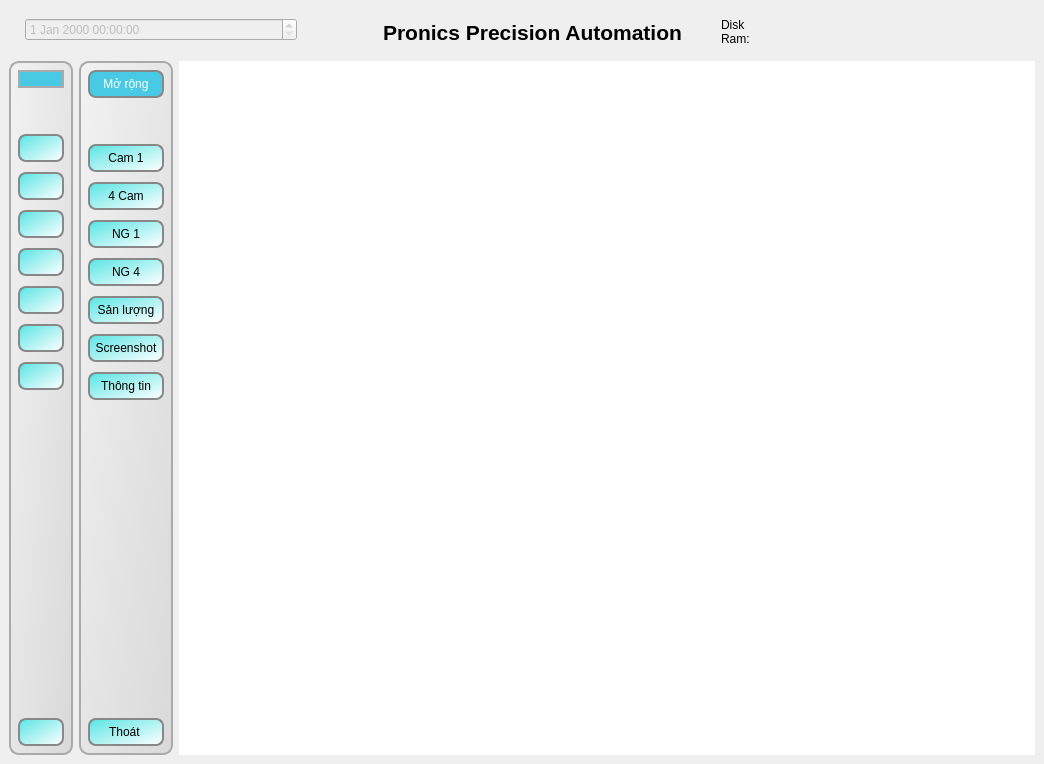
Qt form update_main_gui.ui (BingKeyelse/Duy-Nguyen-Project) before a commit.
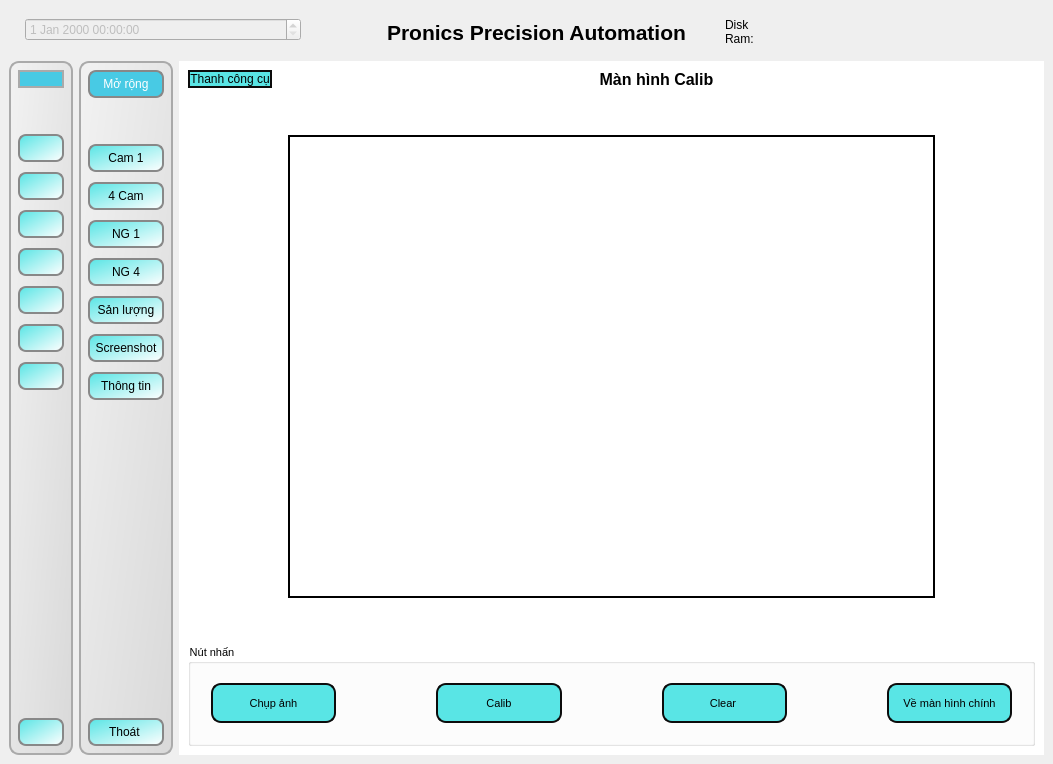
The same form after that commit. The open tabs and pages were chosen to show the change. Icons and pictures are not drawn.

Commit message: Man hinh 2

```diff
--- a/update_main_gui.ui
+++ b/update_main_gui.ui
@@ -6,7 +6,7 @@
    <rect>
     <x>0</x>
     <y>0</y>
-    <width>1044</width>
+    <width>1053</width>
     <height>764</height>
    </rect>
   </property>
@@ -1275,7 +1275,262 @@
           </item>
          </layout>
         </widget>
-        <widget class="QWidget" name="page_2"/>
+        <widget class="QWidget" name="page_2">
+         <layout class="QGridLayout" name="gridLayout_14">
+          <item row="0" column="0">
+           <layout class="QFormLayout" name="formLayout_5">
+            <item row="0" column="0">
+             <widget class="QPushButton" name="but_tool_calib">
+              <property name="text">
+               <string>Thanh công cụ</string>
+              </property>
+              <property name="icon">
+               <iconset resource="icons.qrc">
+                <normaloff>:/icon/icons/Navigation-Menu-1--Streamline-Ultimate.png</normaloff>:/icon/icons/Navigation-Menu-1--Streamline-Ultimate.png</iconset>
+              </property>
+              <property name="checkable">
+               <bool>false</bool>
+              </property>
+             </widget>
+            </item>
+            <item row="0" column="1">
+             <widget class="QLabel" name="label_9">
+              <property name="font">
+               <font>
+                <pointsize>12</pointsize>
+                <weight>75</weight>
+                <bold>true</bold>
+               </font>
+              </property>
+              <property name="text">
+               <string>Màn hình Calib</string>
+              </property>
+              <property name="alignment">
+               <set>Qt::AlignCenter</set>
+              </property>
+             </widget>
+            </item>
+           </layout>
+          </item>
+          <item row="1" column="0">
+           <widget class="QWidget" name="widget_2" native="true">
+            <layout class="QGridLayout" name="gridLayout_13">
+             <property name="leftMargin">
+              <number>0</number>
+             </property>
+             <property name="topMargin">
+              <number>0</number>
+             </property>
+             <property name="rightMargin">
+              <number>0</number>
+             </property>
+             <property name="bottomMargin">
+              <number>0</number>
+             </property>
+             <property name="spacing">
+              <number>0</number>
+             </property>
+             <item row="1" column="1">
+              <widget class="QLabel" name="label_4">
+               <property name="sizePolicy">
+                <sizepolicy hsizetype="Expanding" vsizetype="Expanding">
+                 <horstretch>0</horstretch>
+                 <verstretch>0</verstretch>
+                </sizepolicy>
+               </property>
+               <property name="minimumSize">
+                <size>
+                 <width>0</width>
+                 <height>0</height>
+                </size>
+               </property>
+               <property name="styleSheet">
+                <string notr="true">background-color: rgb(255, 255, 255);
+border: 2px solid black;</string>
+               </property>
+               <property name="text">
+                <string/>
+               </property>
+               <property name="scaledContents">
+                <bool>true</bool>
+               </property>
+              </widget>
+             </item>
+             <item row="1" column="0">
+              <spacer name="horizontalSpacer_6">
+               <property name="orientation">
+                <enum>Qt::Horizontal</enum>
+               </property>
+               <property name="sizeType">
+                <enum>QSizePolicy::Preferred</enum>
+               </property>
+               <property name="sizeHint" stdset="0">
+                <size>
+                 <width>100</width>
+                 <height>20</height>
+                </size>
+               </property>
+              </spacer>
+             </item>
+             <item row="0" column="1">
+              <spacer name="verticalSpacer_8">
+               <property name="orientation">
+                <enum>Qt::Vertical</enum>
+               </property>
+               <property name="sizeType">
+                <enum>QSizePolicy::Preferred</enum>
+               </property>
+               <property name="sizeHint" stdset="0">
+                <size>
+                 <width>20</width>
+                 <height>40</height>
+                </size>
+               </property>
+              </spacer>
+             </item>
+             <item row="1" column="2">
+              <spacer name="horizontalSpacer_8">
+               <property name="orientation">
+                <enum>Qt::Horizontal</enum>
+               </property>
+               <property name="sizeType">
+                <enum>QSizePolicy::Preferred</enum>
+               </property>
+               <property name="sizeHint" stdset="0">
+                <size>
+                 <width>100</width>
+                 <height>20</height>
+                </size>
+               </property>
+              </spacer>
+             </item>
+             <item row="2" column="1">
+              <spacer name="verticalSpacer_9">
+               <property name="orientation">
+                <enum>Qt::Vertical</enum>
+               </property>
+               <property name="sizeType">
+                <enum>QSizePolicy::Preferred</enum>
+               </property>
+               <property name="sizeHint" stdset="0">
+                <size>
+                 <width>20</width>
+                 <height>40</height>
+                </size>
+               </property>
+              </spacer>
+             </item>
+            </layout>
+           </widget>
+          </item>
+          <item row="2" column="0">
+           <widget class="QGroupBox" name="groupBox_5">
+            <property name="font">
+             <font>
+              <pointsize>8</pointsize>
+             </font>
+            </property>
+            <property name="title">
+             <string>Nút nhấn</string>
+            </property>
+            <layout class="QHBoxLayout" name="horizontalLayout_3">
+             <property name="spacing">
+              <number>100</number>
+             </property>
+             <property name="sizeConstraint">
+              <enum>QLayout::SetMaximumSize</enum>
+             </property>
+             <property name="leftMargin">
+              <number>20</number>
+             </property>
+             <property name="topMargin">
+              <number>20</number>
+             </property>
+             <property name="rightMargin">
+              <number>20</number>
+             </property>
+             <property name="bottomMargin">
+              <number>20</number>
+             </property>
+             <item>
+              <widget class="QPushButton" name="pushButton">
+               <property name="minimumSize">
+                <size>
+                 <width>0</width>
+                 <height>40</height>
+                </size>
+               </property>
+               <property name="text">
+                <string>Chụp ảnh</string>
+               </property>
+               <property name="icon">
+                <iconset resource="icons.qrc">
+                 <normaloff>:/icon/icons/Paginate-Filter-Camera--Streamline-Ultimate.png</normaloff>:/icon/icons/Paginate-Filter-Camera--Streamline-Ultimate.png</iconset>
+               </property>
+              </widget>
+             </item>
+             <item>
+              <widget class="QPushButton" name="pushButton_2">
+               <property name="minimumSize">
+                <size>
+                 <width>0</width>
+                 <height>40</height>
+                </size>
+               </property>
+               <property name="text">
+                <string>Calib</string>
+               </property>
+               <property name="icon">
+                <iconset resource="icons.qrc">
+                 <normaloff>:/icon/icons/Graph-Stats-Circle--Streamline-Ultimate.png</normaloff>:/icon/icons/Graph-Stats-Circle--Streamline-Ultimate.png</iconset>
+               </property>
+              </widget>
+             </item>
+             <item>
+              <widget class="QPushButton" name="pushButton_3">
+               <property name="minimumSize">
+                <size>
+                 <width>0</width>
+                 <height>40</height>
+                </size>
+               </property>
+               <property name="text">
+                <string>Clear </string>
+               </property>
+               <property name="icon">
+                <iconset resource="icons.qrc">
+                 <normaloff>:/icon/icons/Bin-1--Streamline-Ultimate.png</normaloff>:/icon/icons/Bin-1--Streamline-Ultimate.png</iconset>
+               </property>
+              </widget>
+             </item>
+             <item>
+              <widget class="QPushButton" name="pushButton_4">
+               <property name="sizePolicy">
+                <sizepolicy hsizetype="Minimum" vsizetype="Fixed">
+                 <horstretch>0</horstretch>
+                 <verstretch>0</verstretch>
+                </sizepolicy>
+               </property>
+               <property name="minimumSize">
+                <size>
+                 <width>0</width>
+                 <height>40</height>
+                </size>
+               </property>
+               <property name="text">
+                <string>Về màn hình chính</string>
+               </property>
+               <property name="icon">
+                <iconset resource="icons.qrc">
+                 <normaloff>:/icon/icons/Move-Left--Streamline-Ultimate.png</normaloff>:/icon/icons/Move-Left--Streamline-Ultimate.png</iconset>
+               </property>
+              </widget>
+             </item>
+            </layout>
+           </widget>
+          </item>
+         </layout>
+        </widget>
        </widget>
       </item>
      </layout>
```
Left out of the diff: 9 changed lines with no effect on the pictures. The commit also changes 1 other file.
